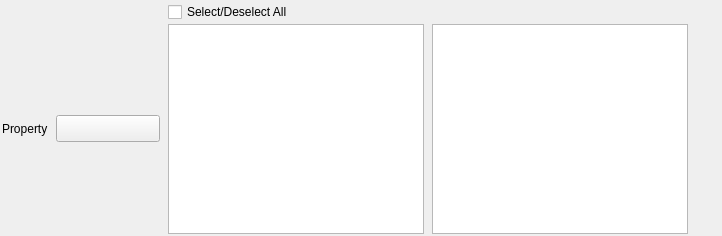
This is Source/SVWidgetsLib/FilterParameterWidgets/UI_Files/MultiDataArraySelectionWidget.ui in BlueQuartzSoftware/SIMPL as Qt 5 draws it before an edit. The edited form follows.
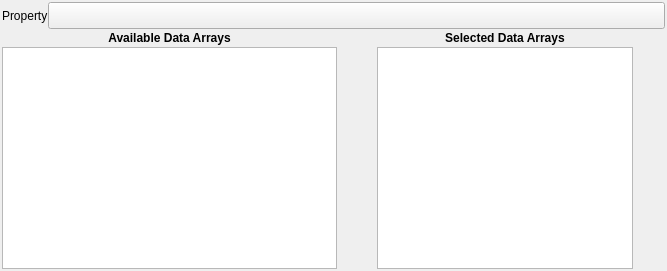
This is the edited form. Icons and pictures are not drawn.

Commit message: Updating MultiDataArraySelectionWidget user interface.

What changed in the file:
```diff
--- a/Source/SVWidgetsLib/FilterParameterWidgets/UI_Files/MultiDataArraySelectionWidget.ui
+++ b/Source/SVWidgetsLib/FilterParameterWidgets/UI_Files/MultiDataArraySelectionWidget.ui
@@ -6,8 +6,8 @@
    <rect>
     <x>0</x>
     <y>0</y>
-    <width>722</width>
-    <height>236</height>
+    <width>667</width>
+    <height>271</height>
    </rect>
   </property>
   <layout class="QGridLayout" name="gridLayout">
@@ -29,56 +29,7 @@
    <property name="verticalSpacing">
     <number>2</number>
    </property>
-   <item row="1" column="2">
-    <widget class="QPushButton" name="m_SelectedAttributeMatrixPath">
-     <property name="sizePolicy">
-      <sizepolicy hsizetype="Expanding" vsizetype="Fixed">
-       <horstretch>0</horstretch>
-       <verstretch>0</verstretch>
-      </sizepolicy>
-     </property>
-     <property name="maximumSize">
-      <size>
-       <width>16777215</width>
-       <height>16777215</height>
-      </size>
-     </property>
-     <property name="font">
-      <font>
-       <pointsize>12</pointsize>
-      </font>
-     </property>
-     <property name="text">
-      <string notr="true"/>
-     </property>
-     <property name="iconSize">
-      <size>
-       <width>2</width>
-       <height>2</height>
-      </size>
-     </property>
-     <property name="shortcut">
-      <string>Ctrl+S</string>
-     </property>
-     <property name="flat">
-      <bool>false</bool>
-     </property>
-    </widget>
-   </item>
-   <item row="1" column="0">
-    <widget class="QLabel" name="label">
-     <property name="sizePolicy">
-      <sizepolicy hsizetype="Preferred" vsizetype="Preferred">
-       <horstretch>0</horstretch>
-       <verstretch>0</verstretch>
-      </sizepolicy>
-     </property>
-     <property name="text">
-      <string>Property</string>
-     </property>
-    </widget>
-   </item>
-   <item row="1" column="3">
+   <item row="3" column="3" rowspan="2">
     <widget class="QListWidget" name="attributeArraysSelectWidget">
      <property name="sizePolicy">
       <sizepolicy hsizetype="Expanding" vsizetype="Expanding">
@@ -92,29 +43,12 @@
      <property name="editTriggers">
       <set>QAbstractItemView::NoEditTriggers</set>
      </property>
-    </widget>
-   </item>
-   <item row="1" column="4">
-    <widget class="QListWidget" name="attributeArraysOrderWidget">
-     <property name="editTriggers">
-      <set>QAbstractItemView::NoEditTriggers</set>
+     <property name="selectionMode">
+      <enum>QAbstractItemView::SingleSelection</enum>
      </property>
-     <property name="sortingEnabled">
-      <bool>false</bool>
-     </property>
     </widget>
    </item>
-   <item row="0" column="3">
-    <widget class="QCheckBox" name="selectCheckBox">
-     <property name="text">
-      <string>Select/Deselect All</string>
-     </property>
-     <property name="tristate">
-      <bool>true</bool>
-     </property>
-    </widget>
-   </item>
-   <item row="1" column="6">
+   <item row="3" column="9">
     <layout class="QVBoxLayout" name="verticalLayout">
      <property name="rightMargin">
       <number>0</number>
@@ -198,6 +132,210 @@
      </item>
     </layout>
    </item>
+   <item row="3" column="4">
+    <layout class="QVBoxLayout" name="verticalLayout_2">
+     <property name="rightMargin">
+      <number>0</number>
+     </property>
+     <item>
+      <spacer name="verticalSpacer_3">
+       <property name="orientation">
+        <enum>Qt::Vertical</enum>
+       </property>
+       <property name="sizeHint" stdset="0">
+        <size>
+         <width>20</width>
+         <height>40</height>
+        </size>
+       </property>
+      </spacer>
+     </item>
+     <item>
+      <widget class="QPushButton" name="selectBtn">
+       <property name="minimumSize">
+        <size>
+         <width>24</width>
+         <height>24</height>
+        </size>
+       </property>
+       <property name="maximumSize">
+        <size>
+         <width>24</width>
+         <height>24</height>
+        </size>
+       </property>
+       <property name="toolTip">
+        <string>Use this button to move arrays into the &quot;Selected Data Arrays&quot; column</string>
+       </property>
+       <property name="text">
+        <string/>
+       </property>
+       <property name="icon">
+        <iconset resource="../../icons/images/Icons.qrc">
+         <normaloff>:/arrow_right_green.png</normaloff>:/arrow_right_green.png</iconset>
+       </property>
+       <property name="iconSize">
+        <size>
+         <width>24</width>
+         <height>24</height>
+        </size>
+       </property>
+       <property name="flat">
+        <bool>true</bool>
+       </property>
+      </widget>
+     </item>
+     <item>
+      <widget class="QPushButton" name="deselectBtn">
+       <property name="minimumSize">
+        <size>
+         <width>24</width>
+         <height>24</height>
+        </size>
+       </property>
+       <property name="maximumSize">
+        <size>
+         <width>24</width>
+         <height>24</height>
+        </size>
+       </property>
+       <property name="toolTip">
+        <string>Use this button to move arrays out of the &quot;Selected Data Arrays&quot; column</string>
+       </property>
+       <property name="text">
+        <string/>
+       </property>
+       <property name="icon">
+        <iconset resource="../../icons/images/Icons.qrc">
+         <normaloff>:/arrow_left_green.png</normaloff>:/arrow_left_green.png</iconset>
+       </property>
+       <property name="iconSize">
+        <size>
+         <width>24</width>
+         <height>24</height>
+        </size>
+       </property>
+       <property name="flat">
+        <bool>true</bool>
+       </property>
+      </widget>
+     </item>
+     <item>
+      <spacer name="verticalSpacer_2">
+       <property name="orientation">
+        <enum>Qt::Vertical</enum>
+       </property>
+       <property name="sizeHint" stdset="0">
+        <size>
+         <width>20</width>
+         <height>40</height>
+        </size>
+       </property>
+      </spacer>
+     </item>
+    </layout>
+   </item>
+   <item row="2" column="3">
+    <widget class="QLabel" name="label_3">
+     <property name="font">
+      <font>
+       <weight>75</weight>
+       <bold>true</bold>
+      </font>
+     </property>
+     <property name="text">
+      <string>Available Data Arrays</string>
+     </property>
+     <property name="alignment">
+      <set>Qt::AlignCenter</set>
+     </property>
+    </widget>
+   </item>
+   <item row="0" column="3" colspan="7">
+    <layout class="QHBoxLayout" name="horizontalLayout">
+     <property name="bottomMargin">
+      <number>0</number>
+     </property>
+     <item>
+      <widget class="QLabel" name="label">
+       <property name="sizePolicy">
+        <sizepolicy hsizetype="Preferred" vsizetype="Preferred">
+         <horstretch>0</horstretch>
+         <verstretch>0</verstretch>
+        </sizepolicy>
+       </property>
+       <property name="text">
+        <string>Property</string>
+       </property>
+      </widget>
+     </item>
+     <item>
+      <widget class="QPushButton" name="m_SelectedAttributeMatrixPath">
+       <property name="sizePolicy">
+        <sizepolicy hsizetype="Expanding" vsizetype="Fixed">
+         <horstretch>0</horstretch>
+         <verstretch>0</verstretch>
+        </sizepolicy>
+       </property>
+       <property name="maximumSize">
+        <size>
+         <width>16777215</width>
+         <height>16777215</height>
+        </size>
+       </property>
+       <property name="font">
+        <font>
+         <pointsize>12</pointsize>
+        </font>
+       </property>
+       <property name="text">
+        <string notr="true"/>
+       </property>
+       <property name="iconSize">
+        <size>
+         <width>2</width>
+         <height>2</height>
+        </size>
+       </property>
+       <property name="shortcut">
+        <string>Ctrl+S</string>
+       </property>
+       <property name="flat">
+        <bool>false</bool>
+       </property>
+      </widget>
+     </item>
+    </layout>
+   </item>
+   <item row="3" column="5" rowspan="2" colspan="4">
+    <widget class="QListWidget" name="attributeArraysOrderWidget">
+     <property name="editTriggers">
+      <set>QAbstractItemView::NoEditTriggers</set>
+     </property>
+     <property name="selectionMode">
+      <enum>QAbstractItemView::SingleSelection</enum>
+     </property>
+     <property name="sortingEnabled">
+      <bool>false</bool>
+     </property>
+    </widget>
+   </item>
+   <item row="2" column="5" colspan="4">
+    <widget class="QLabel" name="label_2">
+     <property name="font">
+      <font>
+       <weight>75</weight>
+       <bold>true</bold>
+      </font>
+     </property>
+     <property name="text">
+      <string>Selected Data Arrays</string>
+     </property>
+     <property name="alignment">
+      <set>Qt::AlignCenter</set>
+     </property>
+    </widget>
+   </item>
   </layout>
  </widget>
  <resources>
```
Left out of the diff: 16 changed lines with no effect on the pictures. The commit also changes 16 other files.
